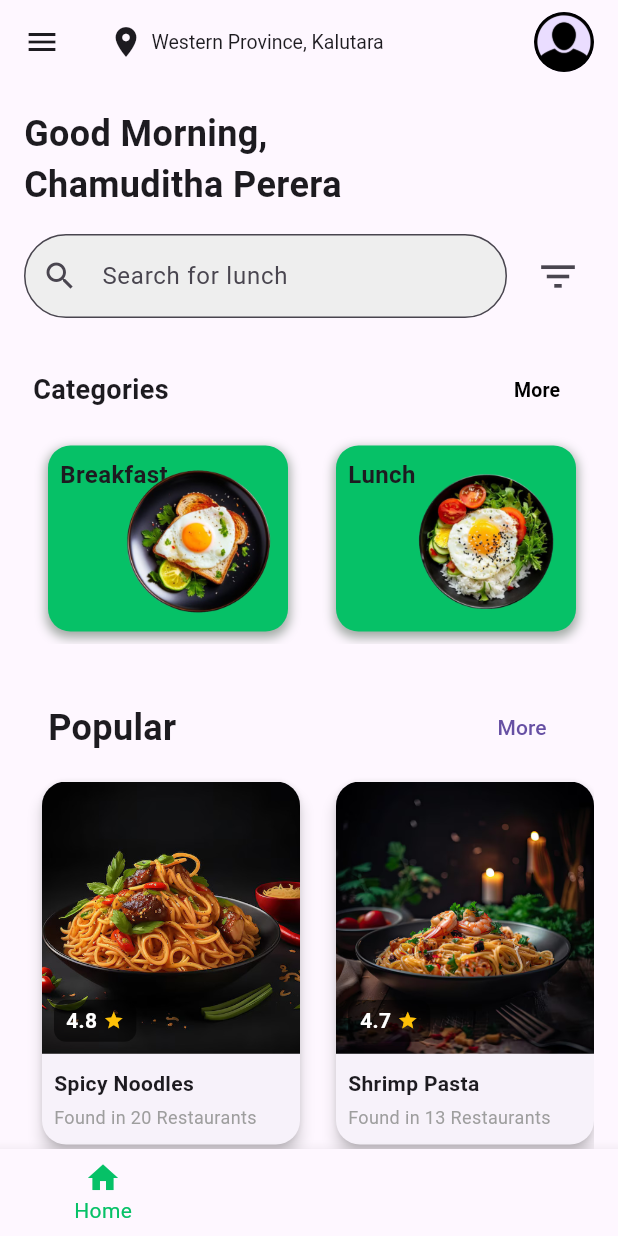
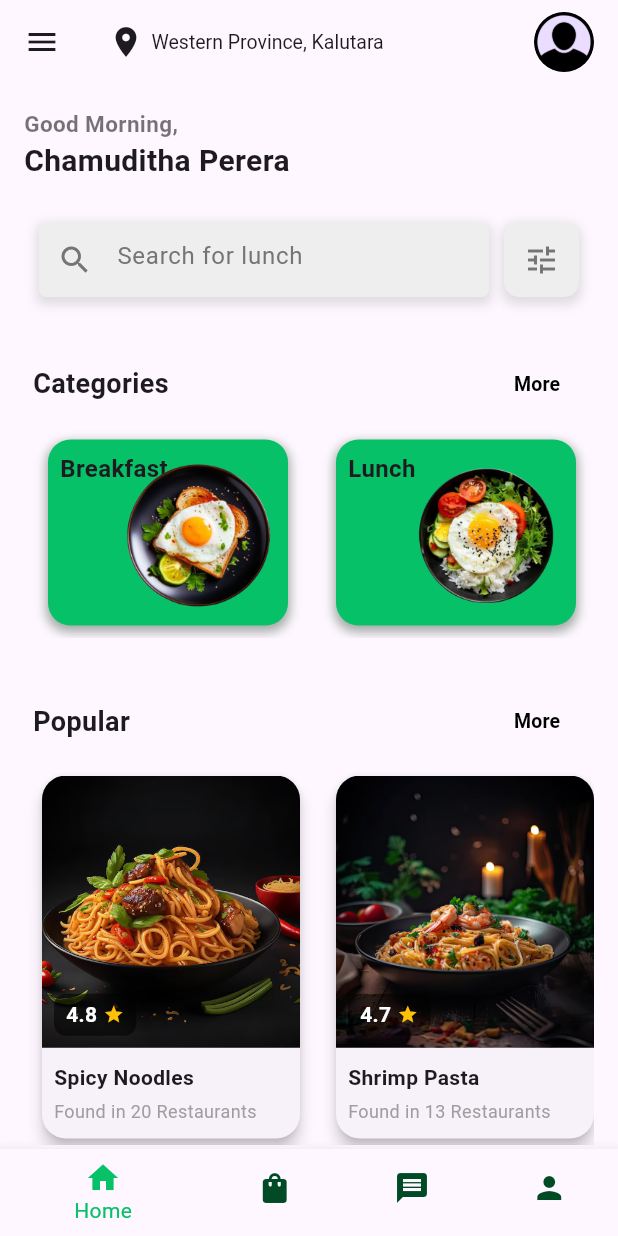
Before and after one commit to chamudithaperera/Flutter-Dart-project-04-UberEats-FoodApp, a Flutter app: the HomeScreen screen opened directly, on a phone screen of 412 x 824 dp. Run offline on Flutter 3.47's test engine with Material 3 defaults, Android fonts, the phone set to English and light mode, and no system bars.

Commit message:
d10/18commit1

```diff
--- a/lib/homepage.dart
+++ b/lib/homepage.dart
@@ -38,7 +38,8 @@ class _HomeScreenState extends State<HomeScreen> {
         currentIndex: _selectedIndex,
         onTap: _onItemTapped,
         selectedItemColor: Color(0xFF06C167),
-        items: [
+        unselectedItemColor: Color.fromARGB(255, 0, 75, 38),
+        items: const [
           BottomNavigationBarItem(
             icon: Icon(Icons.home),
             label: 'Home',
--- a/lib/login_screen.dart
+++ b/lib/login_screen.dart
@@ -1,4 +1,5 @@
 import 'package:flutter/material.dart';
+import 'package:foodapp/homepage.dart';
 import 'register_screen.dart';
 
 class LoginScreen extends StatefulWidget {
@@ -151,8 +152,11 @@ class _LoginScreenState extends State<LoginScreen> {
                   width: double.infinity, // Full width of the parent container
                   child: ElevatedButton(
                     onPressed: () {
-                      // Login button action
-                    },
+                  Navigator.push(
+                    context,
+                    MaterialPageRoute(builder: (context) => HomeScreen()),
+                  );
+                },
                     style: ElevatedButton.styleFrom(
                       backgroundColor: Colors.black,
                       padding: const EdgeInsets.symmetric(vertical: 15),
--- a/lib/main.dart
+++ b/lib/main.dart
@@ -1,6 +1,6 @@
 import 'package:flutter/material.dart';
-import 'package:foodapp/homepage.dart';
-// import 'login_screen.dart';  // Importing login screen to link to it
+// import 'package:foodapp/homepage.dart';
+import 'login_screen.dart';  // Importing login screen to link to it
 
 void main() {
   runApp(const MyApp());
@@ -11,7 +11,7 @@ class MyApp extends StatelessWidget {
 
   @override
   Widget build(BuildContext context) {
-    return MaterialApp(
+    return const MaterialApp(
       debugShowCheckedModeBanner: false,
       home: SplashScreen(), // Start with splash screen
     );
@@ -50,7 +50,7 @@ class _SplashScreenState extends State<SplashScreen> with SingleTickerProviderSt
     Future.delayed(const Duration(seconds: 2), () {
       Navigator.pushReplacement(
         context,
-        MaterialPageRoute(builder: (context) => HomeScreen()),
+        MaterialPageRoute(builder: (context) => LoginScreen()),
       );
     });
   }
--- a/lib/pages/home_page.dart
+++ b/lib/pages/home_page.dart
@@ -4,7 +4,7 @@ import '/widgets/categories_section.dart'; // Import Categories Section
 import '/widgets/popular_section.dart'; // Import Popular Section
 
 class HomePage extends StatefulWidget {
-  const HomePage({Key? key}) : super(key: key);
+  const HomePage({super.key});
 
   @override
   _HomePageState createState() => _HomePageState();
@@ -47,8 +47,12 @@ class _HomePageState extends State<HomePage> {
           crossAxisAlignment: CrossAxisAlignment.start,
           children: [
             Text(
-              "Good Morning,\nChamuditha Perera",
-              style: TextStyle(fontSize: 24, fontWeight: FontWeight.bold),
+              "Good Morning,",
+              style: TextStyle(color: Colors.black54,fontSize: 15, fontWeight: FontWeight.bold),
+            ),
+            Text(
+              "Chamuditha Perera",
+              style: TextStyle(fontSize: 20, fontWeight: FontWeight.bold),
             ),
             SizedBox(height: 16),
 
@@ -67,31 +71,6 @@ class _HomePageState extends State<HomePage> {
           ],
         ),
       )
-
-
-      // bottomNavigationBar: BottomNavigationBar(
-      //   currentIndex: _selectedIndex,
-      //   onTap: _onItemTapped,
-      //   selectedItemColor: Color(0xFF06C167),
-      //   items: [
-      //     BottomNavigationBarItem(
-      //       icon: Icon(Icons.home),
-      //       label: 'Home',
-      //     ),
-      //     BottomNavigationBarItem(
-      //       icon: Icon(Icons.shopping_bag),
-      //       label: 'Orders',
-      //     ),
-      //     BottomNavigationBarItem(
-      //       icon: Icon(Icons.message),
-      //       label: 'Messages',
-      //     ),
-      //     BottomNavigationBarItem(
-      //       icon: Icon(Icons.person),
-      //       label: 'Profile',
-      //     ),
-      //   ],
-      // ),
     );
   }
 }
--- a/lib/widgets/popular_section.dart
+++ b/lib/widgets/popular_section.dart
@@ -14,6 +14,18 @@ class PopularSection extends StatelessWidget {
       'rating': 4.7,
       'restaurants': 13
     },
+    {
+      'name': 'Shrimp Pasta',
+      'image': 'assets/shrimp_pasta.png',
+      'rating': 4.7,
+      'restaurants': 13
+    },
+    {
+      'name': 'Shrimp Pasta',
+      'image': 'assets/shrimp_pasta.png',
+      'rating': 4.7,
+      'restaurants': 13
+    },
   ];
 
   @override
@@ -23,19 +35,19 @@ class PopularSection extends StatelessWidget {
       children: [
         // Title and More Button
         Padding(
-          padding: const EdgeInsets.symmetric(horizontal: 16.0, vertical: 8.0),
+          padding: const EdgeInsets.symmetric(horizontal: 6.0, vertical: 8.0),
           child: Row(
             mainAxisAlignment: MainAxisAlignment.spaceBetween,
             children: [
               Text(
                 'Popular',
-                style: TextStyle(fontSize: 24, fontWeight: FontWeight.bold),
+                style: TextStyle(fontSize: 18, fontWeight: FontWeight.bold),
               ),
               TextButton(
                 onPressed: () {
                   // Action to see more popular items
                 },
-                child: Text('More'),
+                child: Text('More',style: TextStyle(fontSize: 13, fontWeight: FontWeight.bold, color: Color.fromARGB(255, 0, 0, 0) ),),
               ),
             ],
           ),
--- a/lib/widgets/search_bar.dart
+++ b/lib/widgets/search_bar.dart
@@ -5,29 +5,67 @@ class SearchBar extends StatelessWidget {
 
   @override
   Widget build(BuildContext context) {
-    return Row(
+    return Padding(
+      padding: const EdgeInsets.all(10.0),
+      child: Row(
         children: [
+          // Search bar
           Expanded(
+            child: Container(
+              height: 50, // Adjust height here
+              decoration: BoxDecoration(
+                color: Colors.grey.shade200, // Background color for search bar
+                borderRadius: BorderRadius.circular(5), // Rounded corners
+                boxShadow: [
+                  BoxShadow(
+                    color: Colors.grey.withOpacity(0.3), // Shadow color
+                    spreadRadius: 2,
+                    blurRadius: 5,
+                    offset: Offset(0, 3), // Shadow position
+                  ),
+                ],
+              ),
               child: TextField(
                 decoration: InputDecoration(
                   hintText: 'Search for lunch',
-              prefixIcon: Icon(Icons.search),
-              border: OutlineInputBorder(
-                borderRadius: BorderRadius.circular(30),
+                  hintStyle: TextStyle(
+                    color: Colors.grey.shade600, // Hint text color
                   ),
-              filled: true,
-              fillColor: Colors.grey.shade200,
+                  prefixIcon: Icon(
+                    Icons.search,
+                    color: Colors.grey.shade600, // Icon color
+                  ),
+                  border: InputBorder.none, // Remove the border
+                  contentPadding: EdgeInsets.symmetric(vertical: 15), // Adjust padding
+                ),
+                style: TextStyle(color: Colors.black), // Text color
               ),
             ),
           ),
-        SizedBox(width: 10),
-        IconButton(
-          icon: Icon(Icons.filter_list, size: 30),
-          onPressed: () {
-            // Filter action
-          },
+          SizedBox(width: 10), // Space between search bar and filter button
+          // Filter button
+          Container(
+            height: 50, // Adjust height here
+            width: 50, // Adjust width to make it square
+            decoration: BoxDecoration(
+              color: Colors.grey.shade200, // Background color for filter button
+              borderRadius: BorderRadius.circular(10), // Rounded corners
+              boxShadow: [
+                BoxShadow(
+                  color: Colors.grey.withOpacity(0.3), // Shadow color
+                  spreadRadius: 2,
+                  blurRadius: 5,
+                  offset: Offset(0, 3), // Shadow position
                 ),
               ],
+            ),
+            child: Icon(
+              Icons.tune, // Filter icon
+              color: Colors.grey.shade600, // Icon color
+            ),
+          ),
+        ],
+      ),
     );
   }
 }
```
Lines whose indentation alone changed are shown as unchanged.
